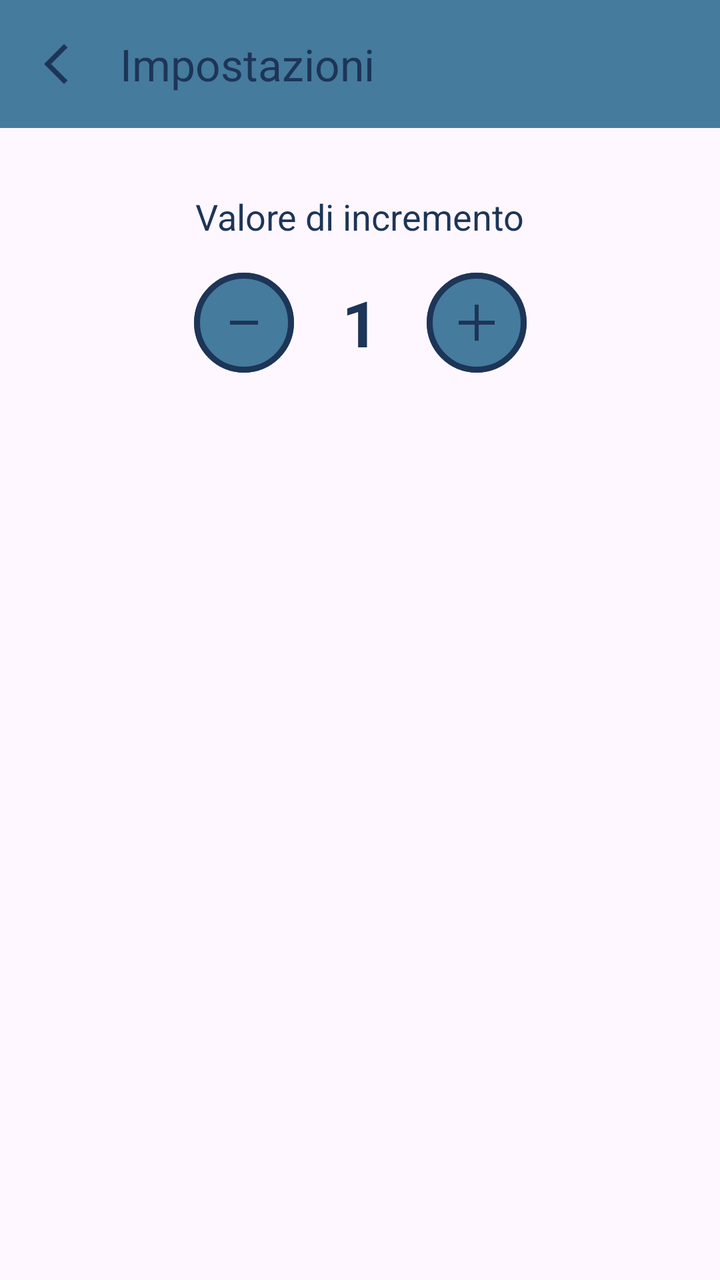
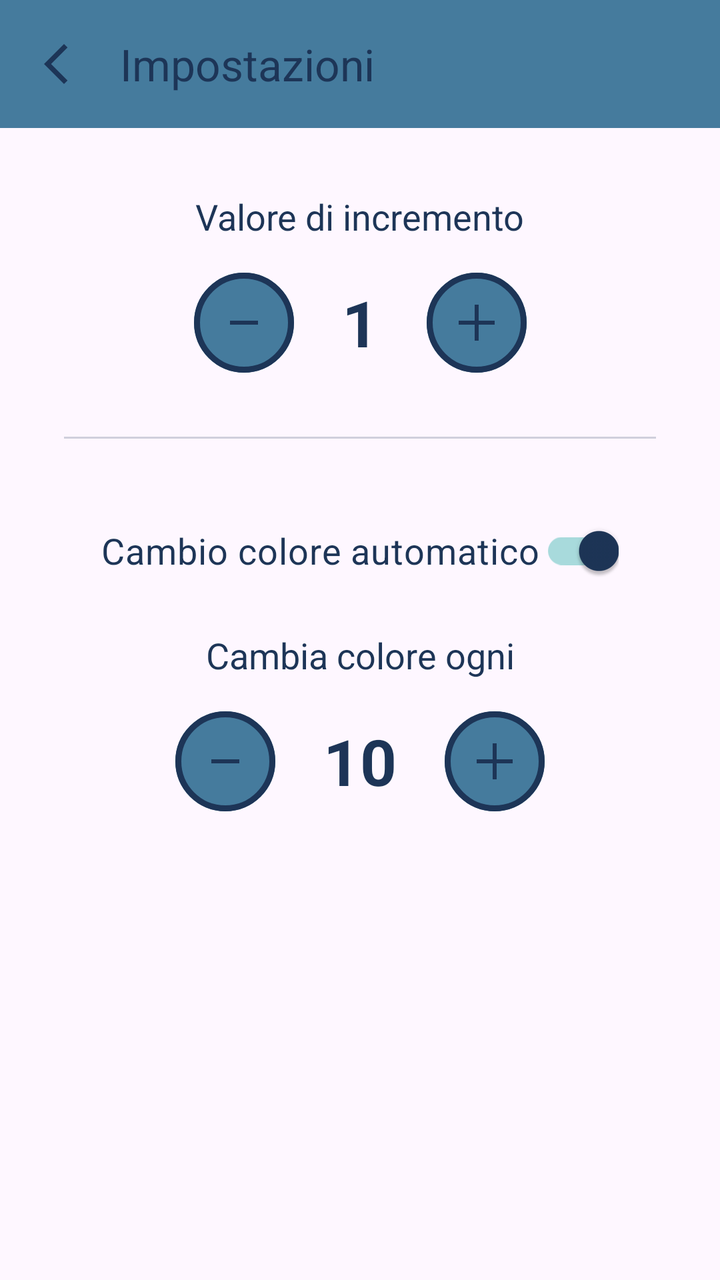

Two renders of the same Android screen: before a commit and after it. Below are the layout's source before the change and the commit's diff.
<!-- AndroidManifest.xml: activity theme Theme.Counter -->
<!-- res/layout/activity_settings.xml -->
<?xml version="1.0" encoding="utf-8"?>
<androidx.constraintlayout.widget.ConstraintLayout xmlns:android="http://schemas.android.com/apk/res/android"
    xmlns:app="http://schemas.android.com/apk/res-auto"
    xmlns:tools="http://schemas.android.com/tools"
    android:id="@+id/settings_layout_root"
    android:layout_width="match_parent"
    android:layout_height="match_parent"
    tools:context=".SettingsActivity"
    tools:ignore="VisualLintSystemUi">

    <com.google.android.material.appbar.MaterialToolbar
        android:id="@+id/toolbarSettings"
        android:layout_width="match_parent"
        android:layout_height="wrap_content"
        app:elevation="4dp"
        android:background="@color/steelBlue"
        android:minHeight="?attr/actionBarSize"
        app:title="Impostazioni"
        app:titleTextColor="@color/deepSpaceBlue"

        app:navigationIcon="@drawable/outline_arrow_back_ios_new_24"
        app:navigationIconTint="@color/deepSpaceBlue"

        app:layout_constraintTop_toTopOf="parent" />

    <TextView
        android:id="@+id/lbl_gap_description"
        android:layout_width="wrap_content"
        android:layout_height="wrap_content"
        android:text="Valore di incremento"
        android:textColor="@color/deepSpaceBlue"
        android:textSize="18sp"
        android:layout_marginTop="32dp"
        app:layout_constraintTop_toBottomOf="@id/toolbarSettings"
        app:layout_constraintStart_toStartOf="parent"
        app:layout_constraintEnd_toEndOf="parent" />

    <LinearLayout
        android:id="@+id/layout_gap_controls"
        android:layout_width="wrap_content"
        android:layout_height="wrap_content"
        android:orientation="horizontal"
        android:gravity="center"
        android:layout_marginTop="16dp"
        app:layout_constraintTop_toBottomOf="@id/lbl_gap_description"
        app:layout_constraintStart_toStartOf="parent"
        app:layout_constraintEnd_toEndOf="parent">

        <Button
            android:id="@+id/btn_minus_gap"
            android:layout_width="50dp"
            android:layout_height="50dp"
            android:contentDescription="Diminuisci salto"
            android:text=""
            app:icon="@drawable/remove_24dp_e3e3e3_fill0_wght400_grad0_opsz24"
            app:iconSize="24dp"
            app:iconGravity="textStart"
            app:iconPadding="0dp"
            app:cornerRadius="25dp"
            android:insetLeft="0dp"
            android:insetTop="0dp"
            android:insetRight="0dp"
            android:insetBottom="0dp"
            app:backgroundTint="@color/steelBlue"
            app:iconTint="@color/deepSpaceBlue"
            app:strokeWidth="3dp"
            app:strokeColor="@color/deepSpaceBlue" />

        <TextView
            android:id="@+id/txt_gap_value"
            android:layout_width="wrap_content"
            android:layout_height="wrap_content"
            android:layout_marginHorizontal="24dp"
            android:text="1"
            android:textSize="32sp"
            android:textColor="@color/deepSpaceBlue"
            android:textStyle="bold" />

        <Button
            android:id="@+id/btn_plus_gap"
            android:layout_width="50dp"
            android:layout_height="50dp"
            android:contentDescription="Aumenta salto"
            android:text=""
            app:icon="@drawable/add_2_24dp_e3e3e3_fill0_wght400_grad0_opsz24"
            app:iconSize="24dp"
            app:iconGravity="textStart"
            app:iconPadding="0dp"
            app:cornerRadius="25dp"
            android:insetLeft="0dp"
            android:insetTop="0dp"
            android:insetRight="0dp"
            android:insetBottom="0dp"
            app:backgroundTint="@color/steelBlue"
            app:iconTint="@color/deepSpaceBlue"
            app:strokeWidth="3dp"
            app:strokeColor="@color/deepSpaceBlue" />

    </LinearLayout>

</androidx.constraintlayout.widget.ConstraintLayout>
<!-- resources referenced by this layout -->
<resources>
  <color name="deepSpaceBlue">#1D3557</color>
  <color name="steelBlue">#457B9D</color>
  <!-- drawable add_2_24dp_e3e3e3_fill0_wght400_grad0_opsz24 (drawable) -->
  <vector xmlns:android="http://schemas.android.com/apk/res/android"
      android:width="24dp"
      android:height="24dp"
      android:viewportWidth="960"
      android:viewportHeight="960">
    <path
        android:pathData="M440,840v-320L120,520v-80h320v-320h80v320h320v80L520,520v320h-80Z"
        android:fillColor="#e3e3e3"/>
  </vector>
  <!-- drawable outline_arrow_back_ios_new_24 (drawable) -->
  <vector xmlns:android="http://schemas.android.com/apk/res/android" android:height="24dp" android:tint="#000000" android:viewportHeight="960" android:viewportWidth="960" android:width="24dp">
        
      <path android:fillColor="@android:color/white" android:pathData="M640,880L240,480L640,80L711,151L382,480L711,809L640,880Z"/>
      
  </vector>
  <!-- drawable remove_24dp_e3e3e3_fill0_wght400_grad0_opsz24 (drawable) -->
  <vector xmlns:android="http://schemas.android.com/apk/res/android"
      android:width="24dp"
      android:height="24dp"
      android:viewportWidth="960"
      android:viewportHeight="960">
    <path
        android:pathData="M200,520v-80h560v80L200,520Z"
        android:fillColor="#e3e3e3"/>
  </vector>
  <style name="Theme.Counter" parent="Theme.Material3.DayNight.NoActionBar">
      </style>
</resources>

<!-- the commit's change to res/layout/activity_settings.xml (unified diff, before → after) -->
@@ -98,4 +98,110 @@
 
     </LinearLayout>
 
+    <View
+        android:id="@+id/divider"
+        android:layout_width="0dp"
+        android:layout_height="1dp"
+        android:layout_marginTop="32dp"
+        android:layout_marginHorizontal="32dp"
+        android:background="@color/deepSpaceBlue"
+        android:alpha="0.2"
+        app:layout_constraintTop_toBottomOf="@id/layout_gap_controls"
+        app:layout_constraintStart_toStartOf="parent"
+        app:layout_constraintEnd_toEndOf="parent" />
+
+    
+    <com.google.android.material.switchmaterial.SwitchMaterial
+        android:id="@+id/switch_color_change"
+        android:layout_width="wrap_content"
+        android:layout_height="wrap_content"
+        android:text="Cambio colore automatico"
+        android:textColor="@color/deepSpaceBlue"
+        android:textSize="18sp"
+        android:checked="true"
+        android:layout_marginTop="32dp"
+
+        app:thumbTint="@color/deepSpaceBlue"
+        app:trackTint="@color/frostedBlue"
+
+        app:layout_constraintTop_toBottomOf="@id/divider"
+        app:layout_constraintStart_toStartOf="parent"
+        app:layout_constraintEnd_toEndOf="parent"
+        tools:ignore="UseSwitchCompatOrMaterialXml" />
+
+    <TextView
+        android:id="@+id/lbl_interval_description"
+        android:layout_width="wrap_content"
+        android:layout_height="wrap_content"
+        android:text="Cambia colore ogni"
+        android:textColor="@color/deepSpaceBlue"
+        android:textSize="18sp"
+        android:layout_marginTop="16dp"
+        app:layout_constraintTop_toBottomOf="@id/switch_color_change"
+        app:layout_constraintStart_toStartOf="parent"
+        app:layout_constraintEnd_toEndOf="parent" />
+
+    <LinearLayout
+        android:id="@+id/layout_interval_controls"
+        android:layout_width="wrap_content"
+        android:layout_height="wrap_content"
+        android:orientation="horizontal"
+        android:gravity="center"
+        android:layout_marginTop="16dp"
+        app:layout_constraintTop_toBottomOf="@id/lbl_interval_description"
+        app:layout_constraintStart_toStartOf="parent"
+        app:layout_constraintEnd_toEndOf="parent">
+
+        <Button
+            android:id="@+id/btn_minus_interval"
+            android:layout_width="50dp"
+            android:layout_height="50dp"
+            android:contentDescription="Diminuisci intervallo"
+            android:text=""
+            app:icon="@drawable/remove_24dp_e3e3e3_fill0_wght400_grad0_opsz24"
+            app:iconSize="24dp"
+            app:iconGravity="textStart"
+            app:iconPadding="0dp"
+            app:cornerRadius="25dp"
+            android:insetLeft="0dp"
+            android:insetTop="0dp"
+            android:insetRight="0dp"
+            android:insetBottom="0dp"
+            app:backgroundTint="@color/steelBlue"
+            app:iconTint="@color/deepSpaceBlue"
+            app:strokeWidth="3dp"
+            app:strokeColor="@color/deepSpaceBlue" />
+
+        <TextView
+            android:id="@+id/txt_interval_value"
+            android:layout_width="wrap_content"
+            android:layout_height="wrap_content"
+            android:layout_marginHorizontal="24dp"
+            android:text="10"
+            android:textSize="32sp"
+            android:textColor="@color/deepSpaceBlue"
+            android:textStyle="bold" />
+
+        <Button
+            android:id="@+id/btn_plus_interval"
+            android:layout_width="50dp"
+            android:layout_height="50dp"
+            android:contentDescription="Aumenta intervallo"
+            android:text=""
+            app:icon="@drawable/add_2_24dp_e3e3e3_fill0_wght400_grad0_opsz24"
+            app:iconSize="24dp"
+            app:iconGravity="textStart"
+            app:iconPadding="0dp"
+            app:cornerRadius="25dp"
+            android:insetLeft="0dp"
+            android:insetTop="0dp"
+            android:insetRight="0dp"
+            android:insetBottom="0dp"
+            app:backgroundTint="@color/steelBlue"
+            app:iconTint="@color/deepSpaceBlue"
+            app:strokeWidth="3dp"
+            app:strokeColor="@color/deepSpaceBlue" />
+
+    </LinearLayout>
+
 </androidx.constraintlayout.widget.ConstraintLayout>
<!-- resource entries referenced after the edit -->
@@ -1,6 +1,7 @@
 <!-- resources referenced by this layout -->
 <resources>
   <color name="deepSpaceBlue">#1D3557</color>
+  <color name="frostedBlue">#A8DADC</color>
   <color name="steelBlue">#457B9D</color>
   <!-- drawable add_2_24dp_e3e3e3_fill0_wght400_grad0_opsz24 (drawable) -->
   <vector xmlns:android="http://schemas.android.com/apk/res/android"
